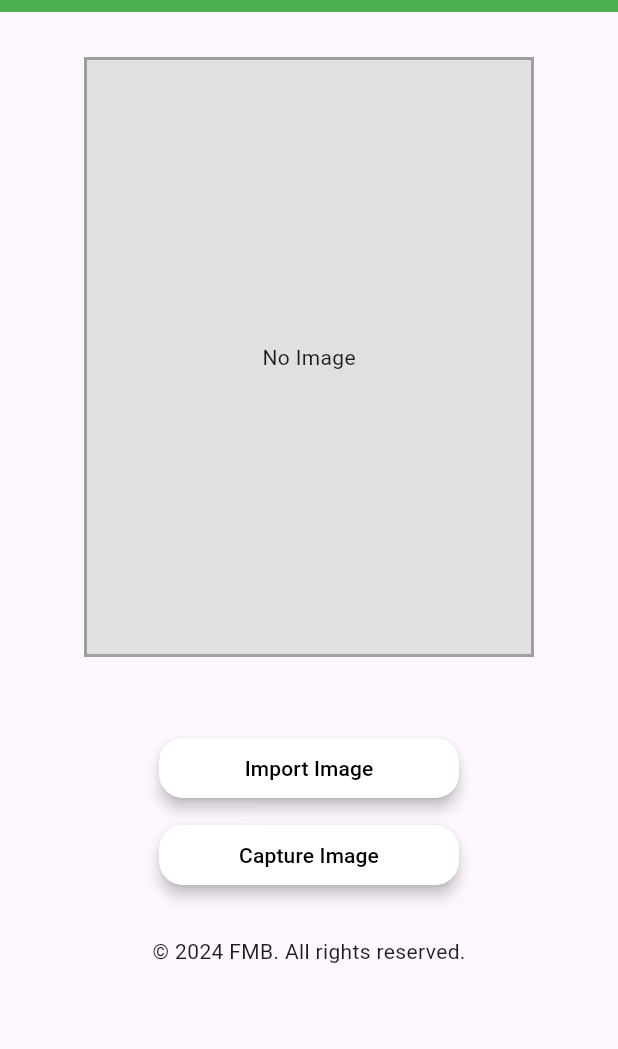
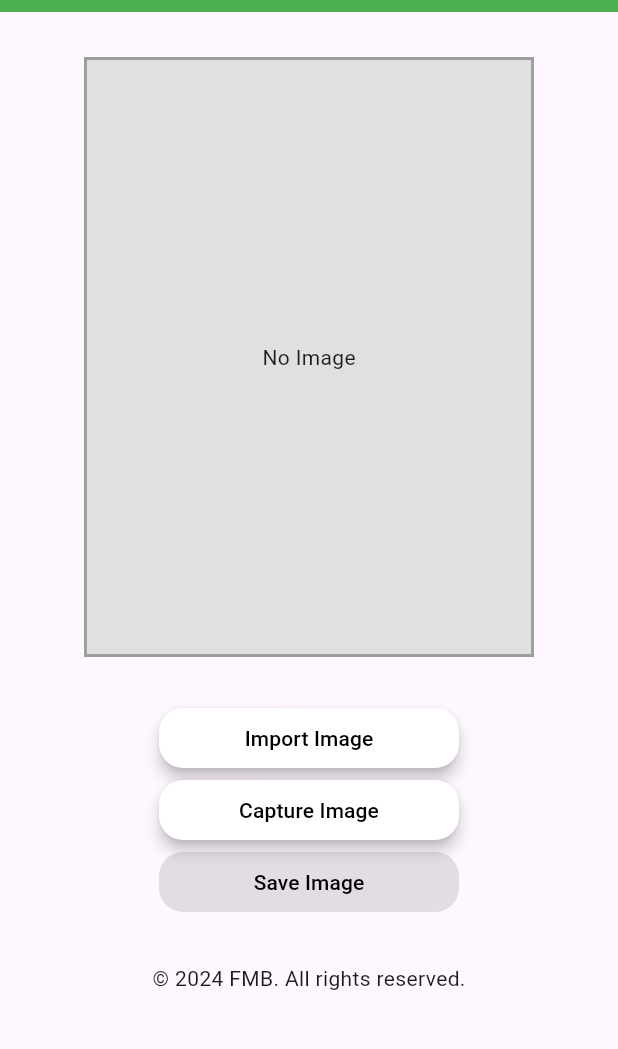
Before and after one commit to Francis-Mark-Baguion/PicSee, a Flutter app: the screen it shows after launch, on a phone screen of 412 x 824 dp, the part 72-1121 px from its top. Run offline on Flutter 3.47's test engine with Material 3 defaults, Android fonts, the phone set to English and light mode, and no system bars; our stand-ins replace image_picker.

Commit message:
initial commit

```diff
--- a/lib/home.dart
+++ b/lib/home.dart
@@ -1,7 +1,7 @@
 import 'dart:io';
-
 import 'package:flutter/material.dart';
 import 'package:image_picker/image_picker.dart';
+import 'package:path_provider/path_provider.dart';
 
 class Home extends StatefulWidget {
   const Home({super.key});
@@ -45,9 +45,7 @@ class _HomeState extends State<Home> {
       body: Center(
         child: Column(
           children: [
-          SizedBox(
-            height: 30,
-          ),
+            const SizedBox(height: 30),
             Container(
               height: 400,
               width: 300,
@@ -64,18 +62,14 @@ class _HomeState extends State<Home> {
                         _selectedImage!,
                         fit: BoxFit.contain,
                       )
-                  : Text("No Image"),
+                    : const Text("No Image"),
               ),
             ),
-          const SizedBox(
-            height: 50,
-          ),
+            const SizedBox(height: 30),
             SizedBox(
               width: 200,
               child: ElevatedButton(
-              onPressed: () {
-                _pickImageFromGallery();
-              },
+                onPressed: _pickImageFromGallery,
                 style: ElevatedButton.styleFrom(
                   shape: RoundedRectangleBorder(
                     borderRadius: BorderRadius.circular(16.0),
@@ -83,21 +77,16 @@ class _HomeState extends State<Home> {
                   elevation: 4.0,
                   backgroundColor: Colors.white,
                 ),
-              child: Text(
+                child: const Text(
                   "Import Image",
                   style: TextStyle(color: Colors.black),
                 ),
               ),
             ),
             SizedBox(
-            height: 10,
-          ),
-          SizedBox(
               width: 200,
               child: ElevatedButton(
-              onPressed: () {
-                _pickImageFromCamera();
-              },
+                onPressed: _pickImageFromCamera,
                 style: ElevatedButton.styleFrom(
                   shape: RoundedRectangleBorder(
                     borderRadius: BorderRadius.circular(16.0),
@@ -105,18 +94,34 @@ class _HomeState extends State<Home> {
                   elevation: 4.0,
                   backgroundColor: Colors.white,
                 ),
-              child: Text(
+                child: const Text(
                   "Capture Image",
                   style: TextStyle(color: Colors.black),
                 ),
               ),
             ),
             SizedBox(
-            height: 30,
+              width: 200,
+              child: ElevatedButton(
+                onPressed: _selectedImage == null ? null : _saveImageToFile,
+                style: ElevatedButton.styleFrom(
+                  shape: RoundedRectangleBorder(
+                    borderRadius: BorderRadius.circular(16.0),
                   ),
-          Text("© 2024 FMB. All rights reserved."),
+                  elevation: 4.0,
+                  backgroundColor: Colors.white,
+                ),
+                child: const Text(
+                  "Save Image",
+                  style: TextStyle(color: Colors.black),
+                ),
+              ),
+            ),
+            const SizedBox(height: 30),
+            const Text("© 2024 FMB. All rights reserved."),
           ],
-      )),
+        ),
+      ),
     );
   }
 
@@ -125,9 +130,7 @@ class _HomeState extends State<Home> {
         await ImagePicker().pickImage(source: ImageSource.gallery);
     if (returnedImage == null) return;
     setState(() {
-      {
       _selectedImage = File(returnedImage.path);
-      }
     });
   }
 
@@ -136,9 +139,27 @@ class _HomeState extends State<Home> {
         await ImagePicker().pickImage(source: ImageSource.camera);
     if (returnedImage == null) return;
     setState(() {
-      {
       _selectedImage = File(returnedImage.path);
-      }
     });
   }
+
+  Future<void> _saveImageToFile() async {
+    if (_selectedImage == null) return;
+
+    try {
+      final directory = await getApplicationDocumentsDirectory();
+      final fileName =
+          "saved_image_${DateTime.now().millisecondsSinceEpoch}.png";
+      final savedImagePath = "${directory.path}/$fileName";
+      final newFile = await _selectedImage!.copy(savedImagePath);
+
+      ScaffoldMessenger.of(context).showSnackBar(
+        SnackBar(content: Text("Image saved to ${newFile.path}")),
+      );
+    } catch (e) {
+      ScaffoldMessenger.of(context).showSnackBar(
+        SnackBar(content: Text("Error saving image: $e")),
+      );
     }
+  }
+}
--- a/pubspec.yaml
+++ b/pubspec.yaml
@@ -35,6 +35,7 @@ dependencies:
   # Use with the CupertinoIcons class for iOS style icons.
   cupertino_icons: ^1.0.8
   image_picker: ^0.8.6
+  path_provider: 2.0.11
 
 dev_dependencies:
   flutter_test:
```
Also changed, not shown: pubspec.lock, 1 other file. Lines whose indentation alone changed are shown as unchanged.
